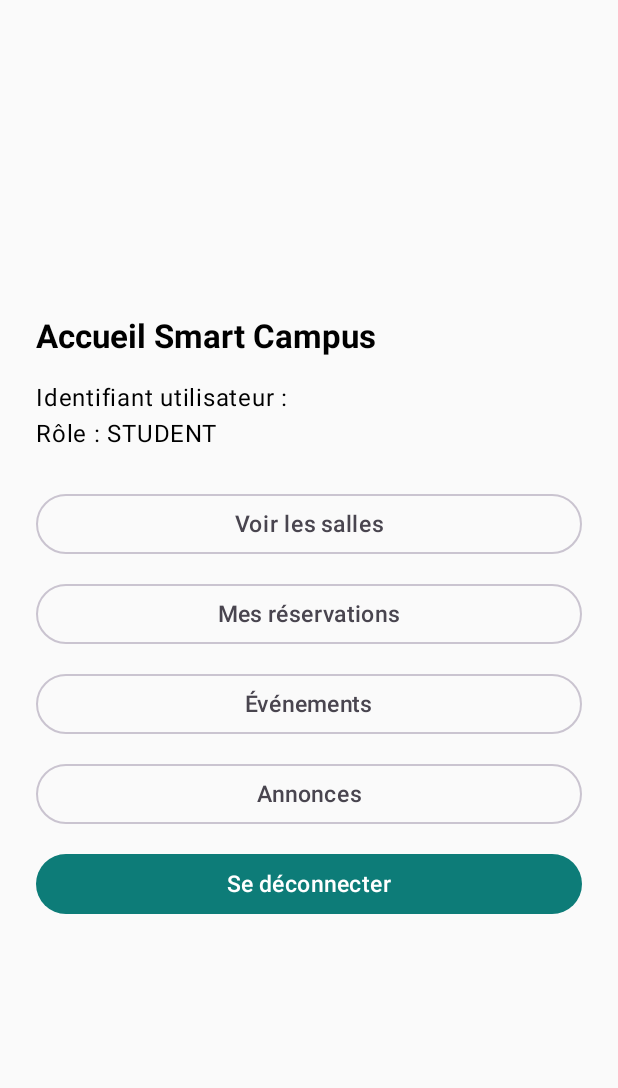
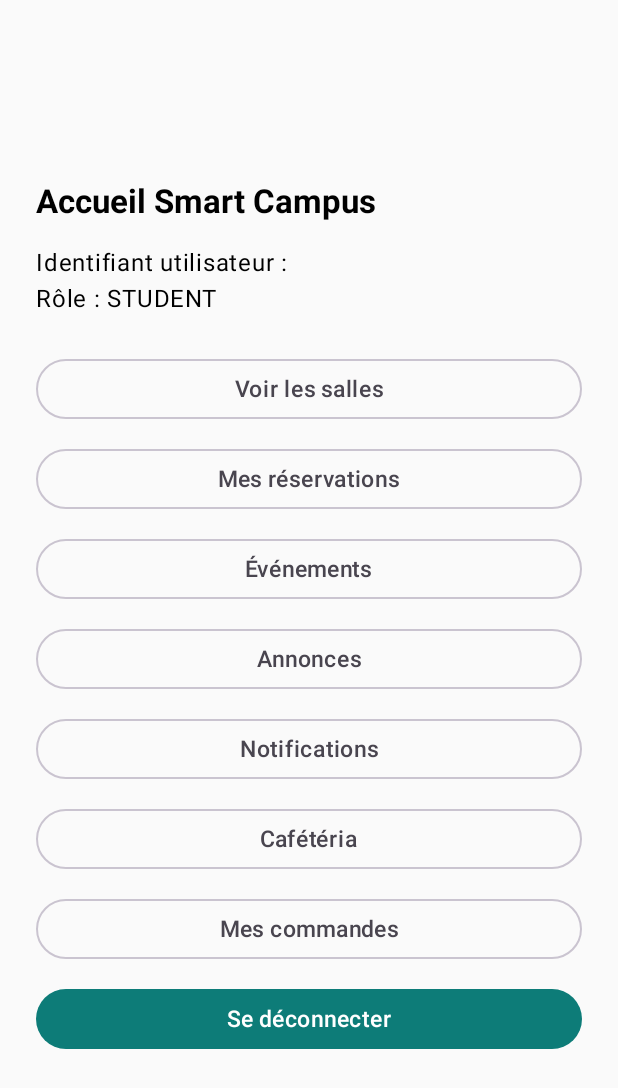
Before and after one commit to oussama-hlali/Projet-integration, an Android app built with Jetpack Compose: the HomeScreen screen opened through its navigation route, on a phone screen of 412 x 824 dp. Shown: the top 1088 px of the screen. Run offline under Robolectric (Android 15) with nearby library versions, the phone set to English and light mode, and no system bars; 3 statements that could not run were skipped.

Commit message:
mobile: wire notifications and cafeteria navigation (part 4)
Add Home shortcuts and routes for notifications, cafeteria and orders, with matching manual ViewModel factories. Document Part 4 scope and the four-contributor commit split in the README.

```diff
--- a/android/app/src/main/java/com/smartcampus/mobile/feature/home/HomeScreen.kt
+++ b/android/app/src/main/java/com/smartcampus/mobile/feature/home/HomeScreen.kt
@@ -76,6 +76,33 @@ fun HomeScreen(viewModel: HomeViewModel) {
 
         Spacer(Modifier.height(12.dp))
 
+        OutlinedButton(
+            onClick = viewModel::openNotifications,
+            modifier = Modifier.fillMaxWidth()
+        ) {
+            Text("Notifications")
+        }
+
+        Spacer(Modifier.height(12.dp))
+
+        OutlinedButton(
+            onClick = viewModel::openCafeteria,
+            modifier = Modifier.fillMaxWidth()
+        ) {
+            Text("Cafétéria")
+        }
+
+        Spacer(Modifier.height(12.dp))
+
+        OutlinedButton(
+            onClick = viewModel::openOrders,
+            modifier = Modifier.fillMaxWidth()
+        ) {
+            Text("Mes commandes")
+        }
+
+        Spacer(Modifier.height(12.dp))
+
         Button(
             onClick = viewModel::logout,
             enabled = !state.loading,
```
Also changed, not shown: android/app/src/main/java/com/smartcampus/mobile/core/navigation/AppNavHost.kt (+32 -1 lines), android/app/src/main/java/com/smartcampus/mobile/di/AppContainer.kt (+24 -0 lines), android/app/src/main/java/com/smartcampus/mobile/feature/home/HomeViewModel.kt (+12 -0 lines), 1 other file.
